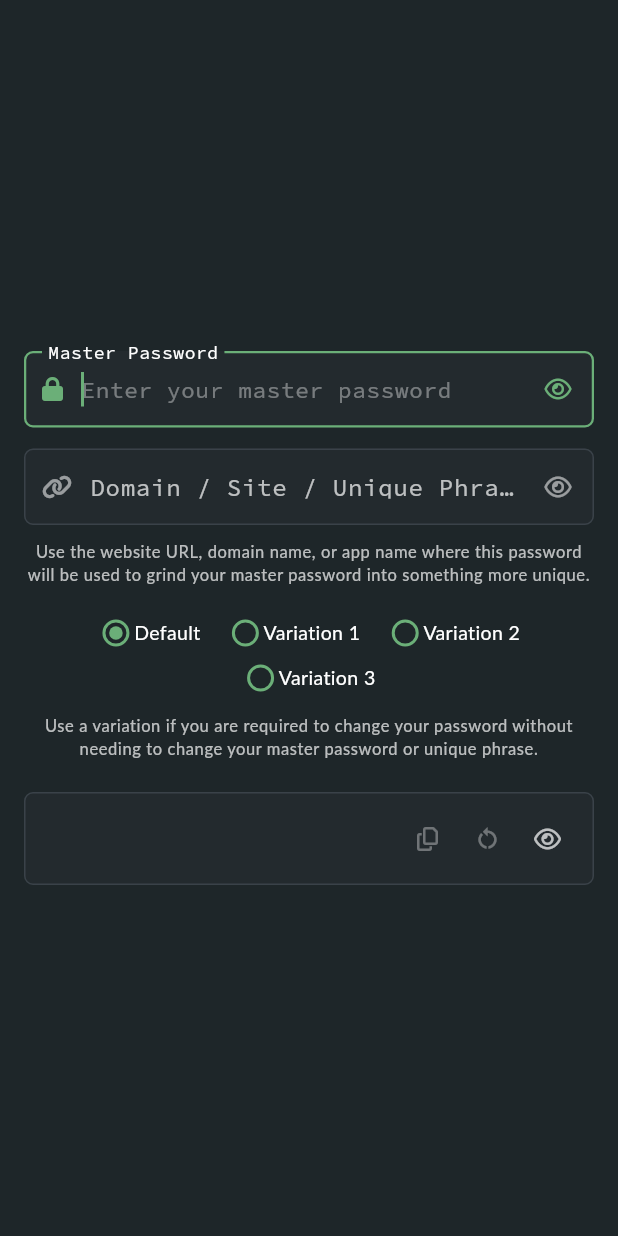
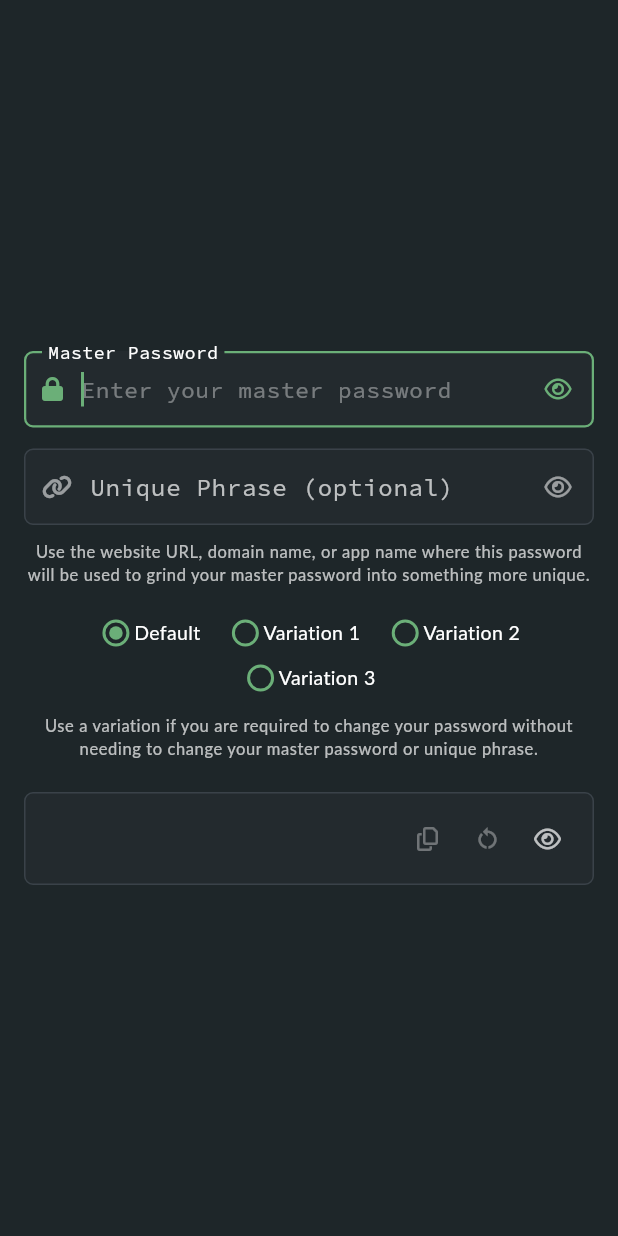
Before and after one commit to jeremycaris/passgrinder-desktop, a Flutter app: the screen it shows after launch, on a phone screen of 412 x 824 dp. Run offline on Flutter 3.47's test engine with Material 3 defaults, Android fonts, the phone set to English and light mode, and no system bars; our stand-ins replace font_awesome_flutter.

Commit message:
Update label text for unique phrase field to improve clarity

```diff
--- a/lib/screens/home_screen.dart
+++ b/lib/screens/home_screen.dart
@@ -186,7 +186,7 @@ class _HomeScreenState extends State<HomeScreen> {
                           obscureText: !_showUnique,
                           style: const TextStyle(fontFamily: 'SourceCodePro', fontSize: 15, color: Colors.white),
                           decoration: InputDecoration(
-                            labelText: 'Domain / Site / Unique Phrase (optional)',
+                            labelText: 'Unique Phrase (optional)',
                             labelStyle: const TextStyle(fontFamily: 'SourceCodePro', color: Colors.white70),
                             floatingLabelStyle: const TextStyle(fontFamily: 'SourceCodePro', color: Colors.white),
                             hintText: 'e.g., gmail.com, MyBankApp, etc.',
```
